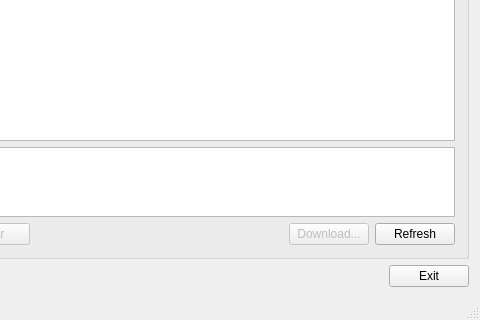
Old version of the form archive-manager/mainwindow.ui in the repository hgroover/uni-gui-tools; both pictures show x 247 to 727 and y 360 to 680 of the 727 by 680 pixel window.
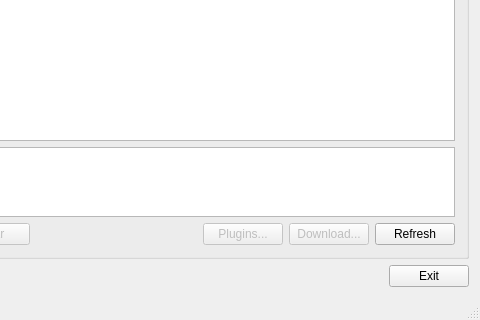
New version of the form.

Commit message: Work in progress for UI plugins Added time/date prefix for log

```diff
--- a/archive-manager/mainwindow.ui
+++ b/archive-manager/mainwindow.ui
@@ -224,6 +224,16 @@
            </property>
           </spacer>
          </item>
+         <item>
+          <widget class="QPushButton" name="btnPlugins">
+           <property name="enabled">
+            <bool>false</bool>
+           </property>
+           <property name="text">
+            <string>Plugins...</string>
+           </property>
+          </widget>
+         </item>
          <item>
           <widget class="QPushButton" name="btnDownload">
            <property name="enabled">
```
Left out of the diff: 2 changed lines with no effect on the pictures. The commit also changes 13 other files.
